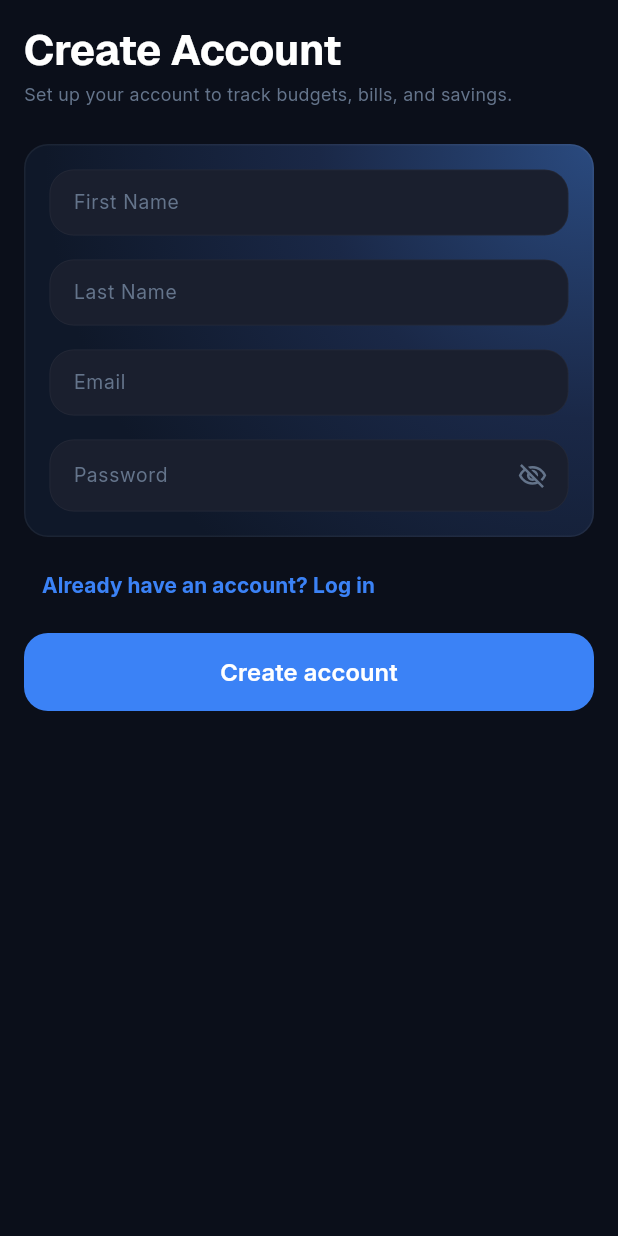
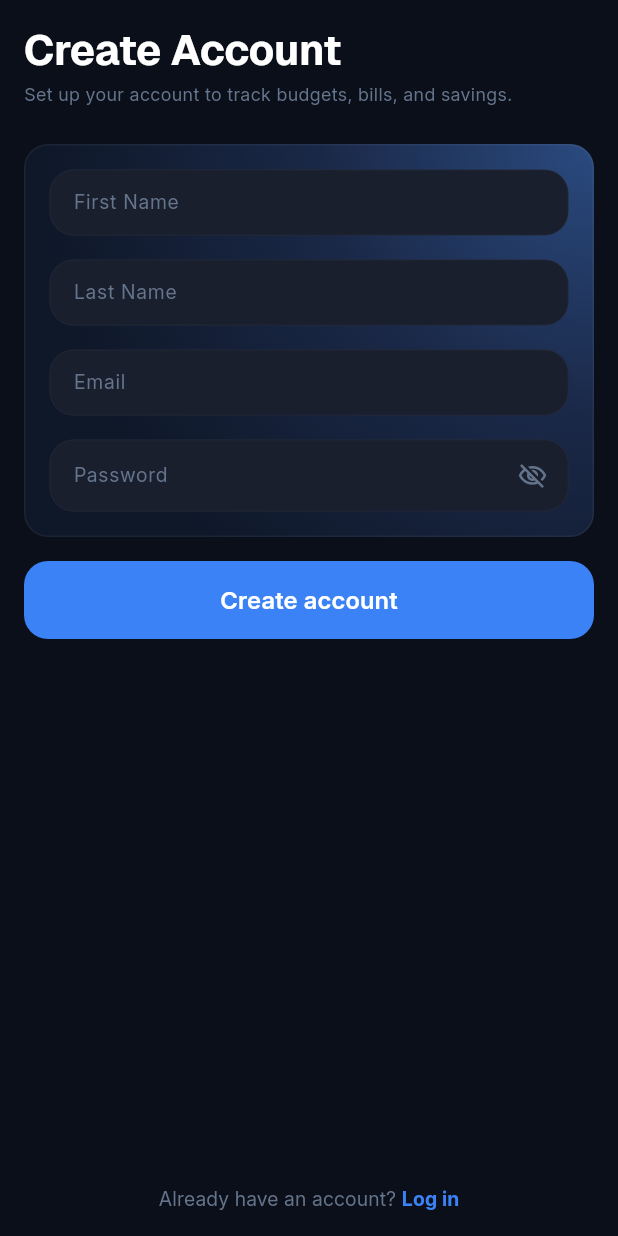
Before and after one commit to francescaac190/myfinanceapp, a Flutter app: the SignupScreen screen opened by its route, on a phone screen of 412 x 824 dp. Run offline on Flutter 3.47's test engine with Material 3 defaults, Android fonts, the phone set to English and light mode, and no system bars; our stand-ins replace dio, equatable, fl_chart, flutter_bloc, flutter_secure_storage, get_it and 1 more; accounts and stored records are empty; project files that could hold a hidden picture were left out.

Commit message:
feat(auth): refactor signup screen to move login prompt to bottom navigation

```diff
--- a/lib/features/auth/presentation/screens/signup_screen.dart
+++ b/lib/features/auth/presentation/screens/signup_screen.dart
@@ -33,6 +33,7 @@ class _SignupScreenState extends State<SignupScreen> {
           ),
         );
   }
+
   @override
   Widget build(BuildContext context) {
     return BlocConsumer<AuthBloc, AuthState>(
@@ -118,18 +119,6 @@ class _SignupScreenState extends State<SignupScreen> {
                     ),
                   ),
                   AppSpacing.gapSm,
-                  TextButton(
-                    onPressed: () {
-                      context.pop();
-                    },
-                    child: Text(
-                      'Already have an account? Log in',
-                      style: AppTextStyles.bodyMedium.copyWith(
-                          color: AppColors.accentBlue,
-                          fontWeight: FontWeight.w700,
-                          fontSize: 14),
-                    ),
-                  ),
                   AppSpacing.gapSm,
                   AppButton.primary(
                     label: 'Create account',
@@ -140,6 +129,29 @@ class _SignupScreenState extends State<SignupScreen> {
               ),
             ),
           ),
+          bottomNavigationBar: TextButton(
+            onPressed: () {
+              context.pop();
+            },
+            child: Row(
+              mainAxisAlignment: MainAxisAlignment.center,
+              children: [
+                Text(
+                  'Already have an account? ',
+                  style: AppTextStyles.bodyMedium.copyWith(
+                    color: AppColors.textMuted,
+                  ),
+                ),
+                Text(
+                  'Log in',
+                  style: AppTextStyles.bodyMedium.copyWith(
+                    color: AppColors.accentBlue,
+                    fontWeight: FontWeight.w700,
+                  ),
+                ),
+              ],
+            ),
+          ),
         );
       },
     );
```
